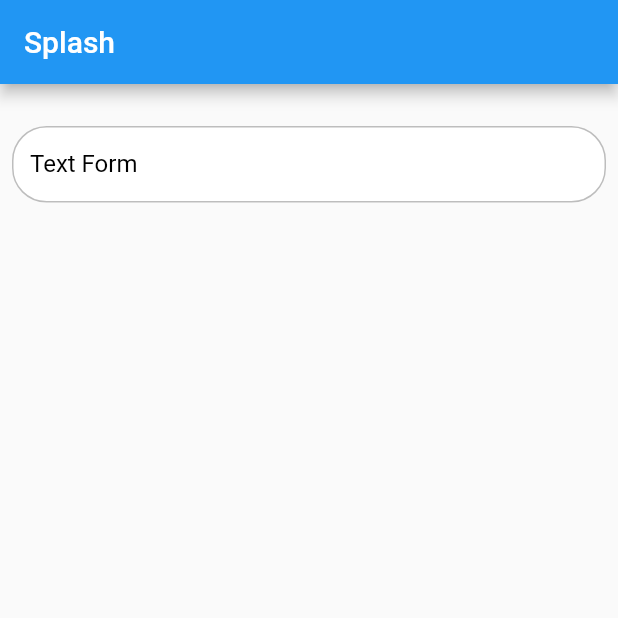
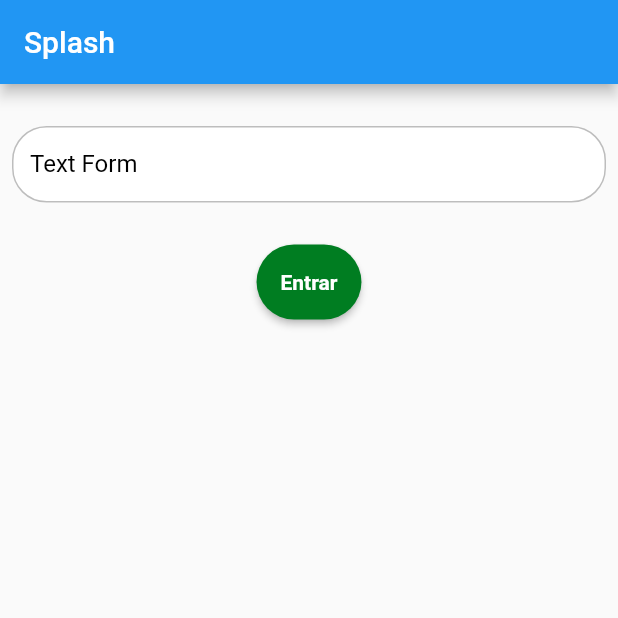
Before and after one commit to luciano-zimermann/lz_vakinha_burger, a Flutter app: the screen it shows after launch, on a phone screen of 412 x 824 dp, the top half of it. Run offline on Flutter 3.47's test engine with Material 2 defaults, Android fonts, the phone set to English and light mode, and no system bars; our stand-ins replace get; Roboto replaces fonts that are missing (mplus1).

Commit message:
Creating textbutton

```diff
--- /dev/null
+++ b/lib/app/core/ui/widgets/vakinha_button.dart
@@ -0,0 +1,39 @@
+import 'package:flutter/material.dart';
+
+class VakinhaButton extends StatelessWidget {
+  final VoidCallback? onPressed;
+  final String label;
+  final double? width;
+  final double height;
+  final Color? color;
+
+  const VakinhaButton({
+    Key? key,
+    required this.label,
+    required this.onPressed,
+    this.width,
+    this.height = 50,
+    this.color,
+  }) : super(key: key);
+
+  @override
+  Widget build(BuildContext context) {
+    return SizedBox(
+      width: width,
+      height: height,
+      child: ElevatedButton(
+        onPressed: onPressed,
+        child: Text(
+          label,
+          style: const TextStyle(
+            fontSize: 14,
+            fontWeight: FontWeight.bold,
+          ),
+        ),
+        style: ElevatedButton.styleFrom(
+          shape: const StadiumBorder(), primary: color
+        ),
+      ),
+    );
+  }
+}
--- a/lib/app/modules/splash/splash_page.dart
+++ b/lib/app/modules/splash/splash_page.dart
@@ -1,4 +1,5 @@
 import 'package:flutter/material.dart';
+import 'package:vakinha_burger_mobile/app/core/ui/widgets/vakinha_button.dart';
 import 'package:vakinha_burger_mobile/app/core/ui/widgets/vakinha_textformfield.dart';
 
 class SplashPage extends StatelessWidget {
@@ -10,13 +11,16 @@ class SplashPage extends StatelessWidget {
       appBar: AppBar(title: const Text('Splash')),
       body: Column(
         children: [
-          const SizedBox(
-            height: 20,
-          ),
-          Padding(
-            padding: const EdgeInsets.all(8.0),
+          const SizedBox(height: 20),
+          const Padding(
+            padding: EdgeInsets.all(8.0),
             child: VakinhaTextFormField(label: 'Text Form'),
           ),
+          const SizedBox(height: 20),
+          VakinhaButton(
+            label: 'Entrar',
+            onPressed: () {},
+          )
         ],
       ),
     );
```
